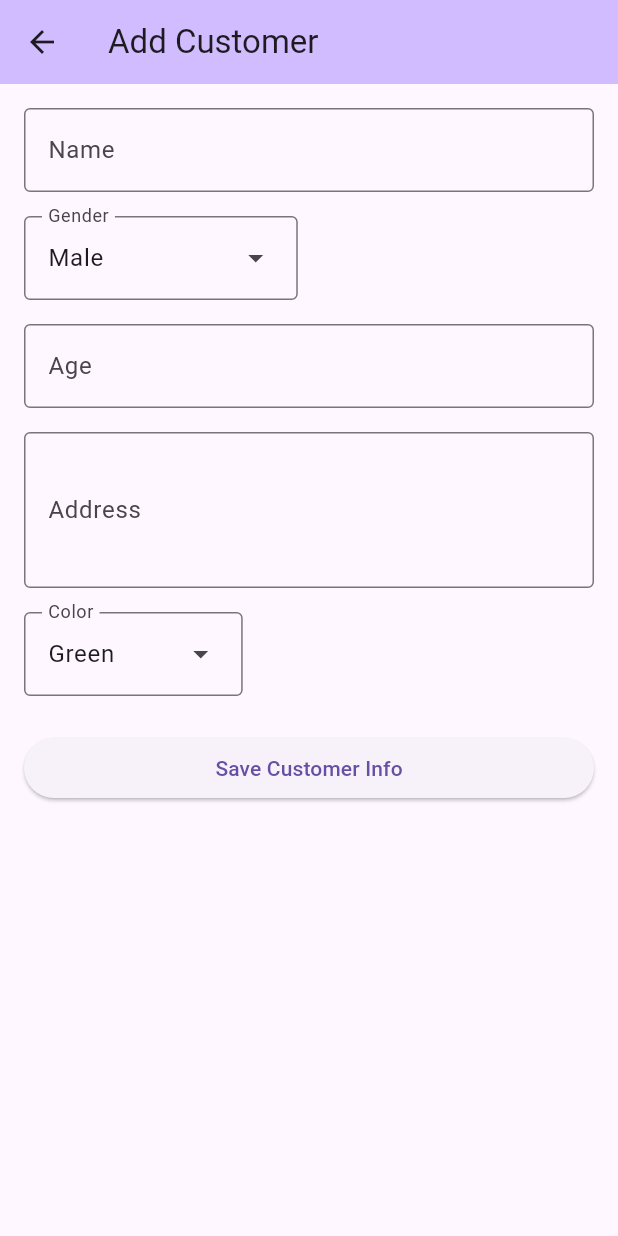
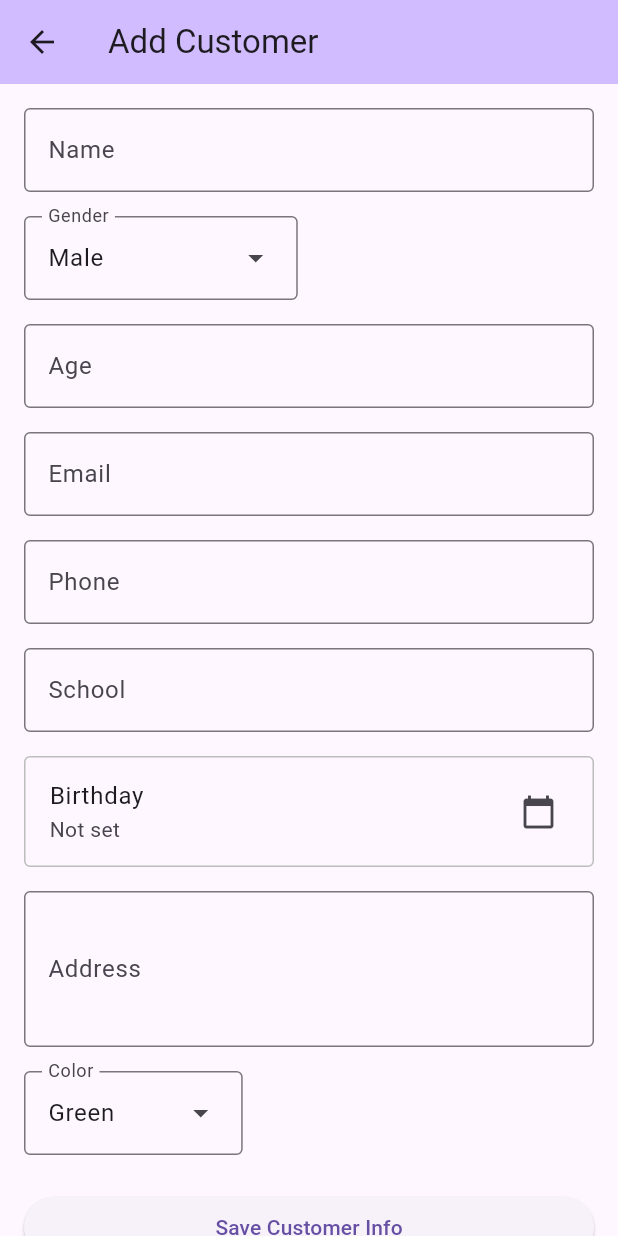
Before and after one commit to Invincible1996/flutter_wind_surf_demo, a Flutter app: the AddCustomerScreen screen opened by its route, on a phone screen of 412 x 824 dp. Run offline on Flutter 3.47's test engine with Material 3 defaults, Android fonts, the phone set to English and light mode, and no system bars; our stand-ins replace auto_route, dartz, equatable, flutter_riverpod, freezed_annotation, get_it and 5 more; accounts and stored records are empty; generated files the repository leaves out were written again.

Commit message:
feat: add new fields to customer form
- Added email field with validation
- Added phone field
- Added school field
- Added birthday field with date picker
- Added createTime field
- Updated customer creation with new fields

```diff
--- a/lib/features/customer/presentation/pages/add_customer_screen.dart
+++ b/lib/features/customer/presentation/pages/add_customer_screen.dart
@@ -40,12 +40,16 @@ class _AddCustomerScreenState extends ConsumerState<AddCustomerScreen> {
   final _nameController = TextEditingController();
   final _ageController = TextEditingController();
   final _addressController = TextEditingController();
+  final _emailController = TextEditingController();
+  final _phoneController = TextEditingController();
+  final _schoolController = TextEditingController();
 
   final TextEditingController colorController = TextEditingController();
   final TextEditingController genderController = TextEditingController();
   final TextEditingController iconController = TextEditingController();
   ColorLabel? selectedColor;
   GenderLabel? selectedGender;
+  DateTime? selectedBirthday;
 
   @override
   void dispose() {
@@ -55,7 +59,24 @@ class _AddCustomerScreenState extends ConsumerState<AddCustomerScreen> {
     _nameController.dispose();
     _ageController.dispose();
     _addressController.dispose();
+    _emailController.dispose();
+    _phoneController.dispose();
+    _schoolController.dispose();
     super.dispose();
+  }
+
+  Future<void> _selectBirthday(BuildContext context) async {
+    final DateTime? picked = await showDatePicker(
+      context: context,
+      initialDate: selectedBirthday ?? DateTime.now(),
+      firstDate: DateTime(1900),
+      lastDate: DateTime.now(),
+    );
+    if (picked != null && picked != selectedBirthday) {
+      setState(() {
+        selectedBirthday = picked;
+      });
+    }
   }
 
   @override
@@ -125,6 +146,55 @@ class _AddCustomerScreenState extends ConsumerState<AddCustomerScreen> {
               ),
               const SizedBox(height: 16),
               TextFormField(
+                controller: _emailController,
+                decoration: const InputDecoration(
+                  labelText: 'Email',
+                  border: OutlineInputBorder(),
+                ),
+                keyboardType: TextInputType.emailAddress,
+                validator: (value) {
+                  if (value != null && value.isNotEmpty) {
+                    if (!RegExp(r'^[\w-\.]+@([\w-]+\.)+[\w-]{2,4}$').hasMatch(value)) {
+                      return 'Please enter a valid email';
+                    }
+                  }
+                  return null;
+                },
+              ),
+              const SizedBox(height: 16),
+              TextFormField(
+                controller: _phoneController,
+                decoration: const InputDecoration(
+                  labelText: 'Phone',
+                  border: OutlineInputBorder(),
+                ),
+                keyboardType: TextInputType.phone,
+              ),
+              const SizedBox(height: 16),
+              TextFormField(
+                controller: _schoolController,
+                decoration: const InputDecoration(
+                  labelText: 'School',
+                  border: OutlineInputBorder(),
+                ),
+              ),
+              const SizedBox(height: 16),
+              ListTile(
+                title: const Text('Birthday'),
+                subtitle: Text(
+                  selectedBirthday != null
+                      ? '${selectedBirthday!.day}/${selectedBirthday!.month}/${selectedBirthday!.year}'
+                      : 'Not set',
+                ),
+                trailing: const Icon(Icons.calendar_today),
+                onTap: () => _selectBirthday(context),
+                shape: RoundedRectangleBorder(
+                  borderRadius: BorderRadius.circular(4),
+                  side: BorderSide(color: Colors.grey.shade400),
+                ),
+              ),
+              const SizedBox(height: 16),
+              TextFormField(
                 controller: _addressController,
                 decoration: const InputDecoration(
                   labelText: 'Address',
@@ -171,6 +241,11 @@ class _AddCustomerScreenState extends ConsumerState<AddCustomerScreen> {
                       age: int.parse(_ageController.text),
                       address: _addressController.text,
                       color: selectedColor?.label ?? 'Green',
+                      email: _emailController.text.isEmpty ? null : _emailController.text,
+                      phone: _phoneController.text.isEmpty ? null : _phoneController.text,
+                      school: _schoolController.text.isEmpty ? null : _schoolController.text,
+                      birthday: selectedBirthday,
+                      createTime: DateTime.now(),
                     );
 
                     await ref
```
